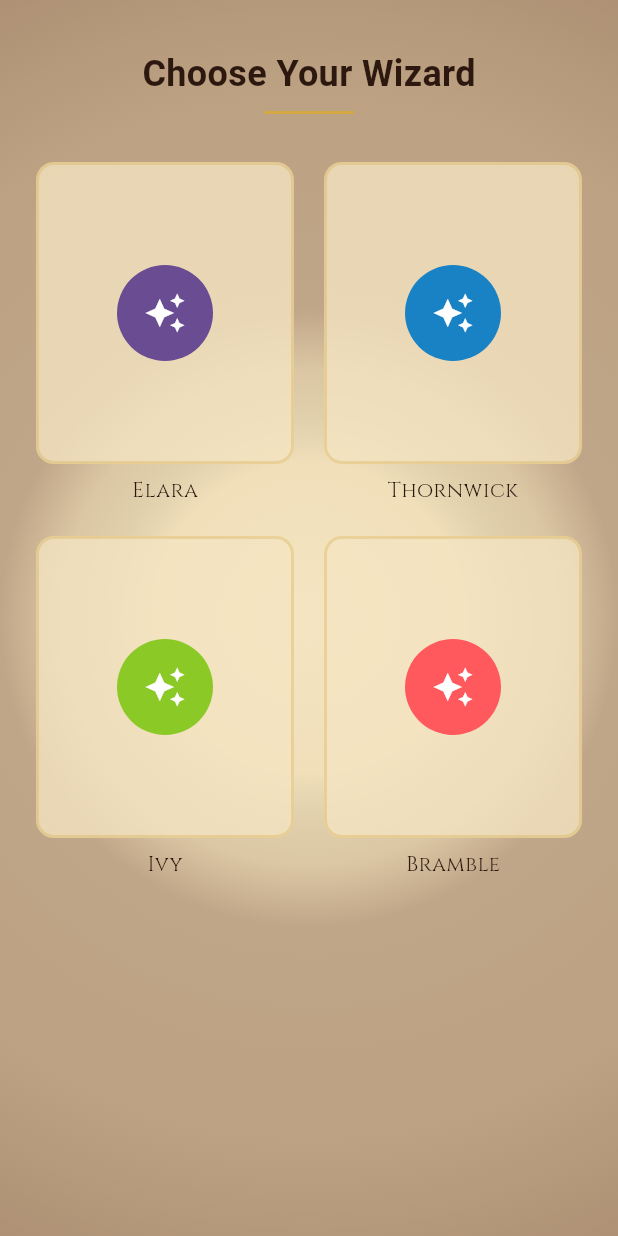
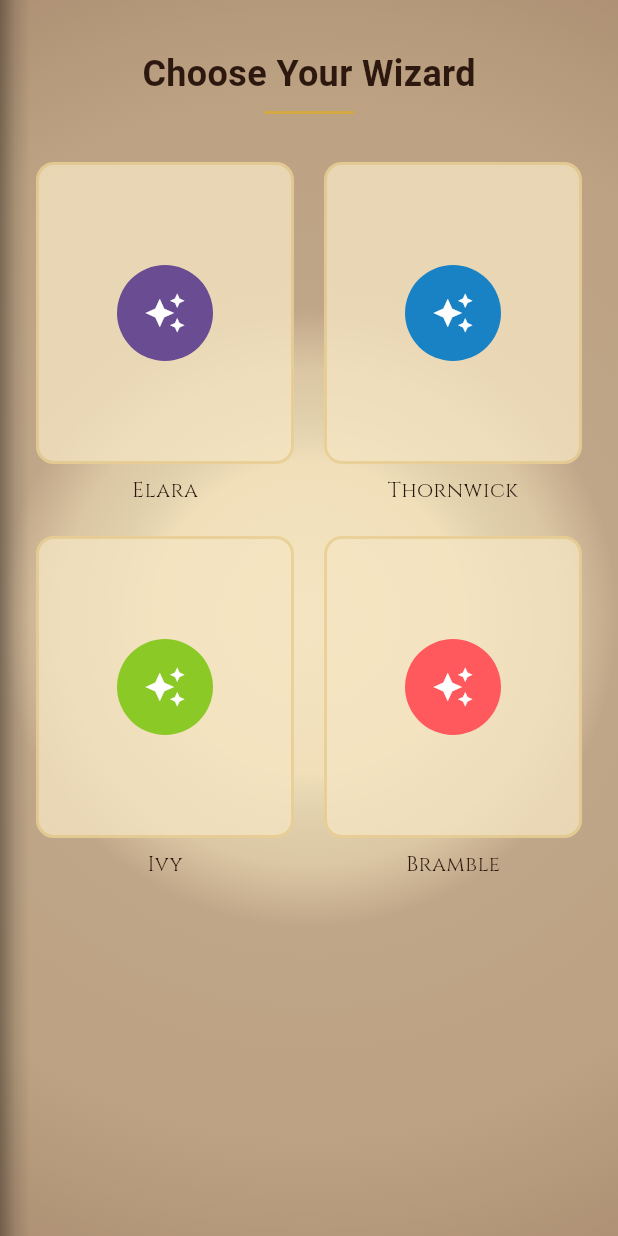
Before and after one commit to Jarvis3141529/bc-prototypes, a Flutter app: the screen it shows after launch, after a tap on "Elara", on a phone screen of 412 x 824 dp. Run offline on Flutter 3.47's test engine with Material 3 defaults, Android fonts, the phone set to English and light mode, and no system bars; our stand-ins replace google_fonts; missing offline and left inert: dart:js_interop, turn_page_transition.

Commit message:
Storybook: spine-split cover animation (no 3D)

```diff
--- a/storybook-ui/lib/main.dart
+++ b/storybook-ui/lib/main.dart
@@ -1,4 +1,3 @@
-import 'dart:math' as math;
 import 'package:flutter/material.dart';
 import 'package:google_fonts/google_fonts.dart';
 import 'package:turn_page_transition/turn_page_transition.dart';
@@ -121,23 +120,51 @@ class _StorybookFlowState extends State<StorybookFlow>
               onNext: () {},
             ),
 
-          // Book cover with 3D opening animation
+          // Book spine shadow (appears as cover slides away)
+          if (!_coverOpen)
+            AnimatedBuilder(
+              animation: _coverAnimation,
+              builder: (context, child) {
+                final progress = _coverAnimation.value;
+                if (progress < 0.01) return const SizedBox();
+                return Positioned.fill(
+                  child: Align(
+                    alignment: Alignment.centerLeft,
+                    child: Opacity(
+                      opacity: (progress * 2).clamp(0.0, 1.0),
+                      child: Container(
+                        width: 20,
+                        decoration: BoxDecoration(
+                          gradient: LinearGradient(
+                            colors: [
+                              Colors.black.withAlpha((180 * (1.0 - progress * 0.5)).round()),
+                              Colors.black.withAlpha((60 * (1.0 - progress * 0.5)).round()),
+                              Colors.transparent,
+                            ],
+                            stops: const [0.0, 0.5, 1.0],
+                          ),
+                        ),
+                      ),
+                    ),
+                  ),
+                );
+              },
+            ),
+
+          // Book cover — slides left to reveal pages (spine split)
           if (!_coverOpen)
             AnimatedBuilder(
               animation: _coverAnimation,
               builder: (context, child) {
                 final progress = _coverAnimation.value;
                 if (progress >= 0.99) return const SizedBox();
+                final screenWidth = MediaQuery.of(context).size.width;
 
-                return Transform(
-                  alignment: Alignment.centerLeft,
-                  transform: Matrix4.identity()
-                    ..setEntry(3, 2, -0.0015) // flipped perspective
-                    ..rotateY(progress * math.pi * 0.45), // flipped rotation
+                return Transform.translate(
+                  offset: Offset(-screenWidth * progress, 0),
                   child: GestureDetector(
                     onTap: _openBook,
                     onHorizontalDragEnd: (details) {
-                      // Swipe left to open
                       if ((details.primaryVelocity ?? 0) < -100) _openBook();
                     },
                     child: const BookCoverContent(),
```
Also changed, not shown: 3 other files.
